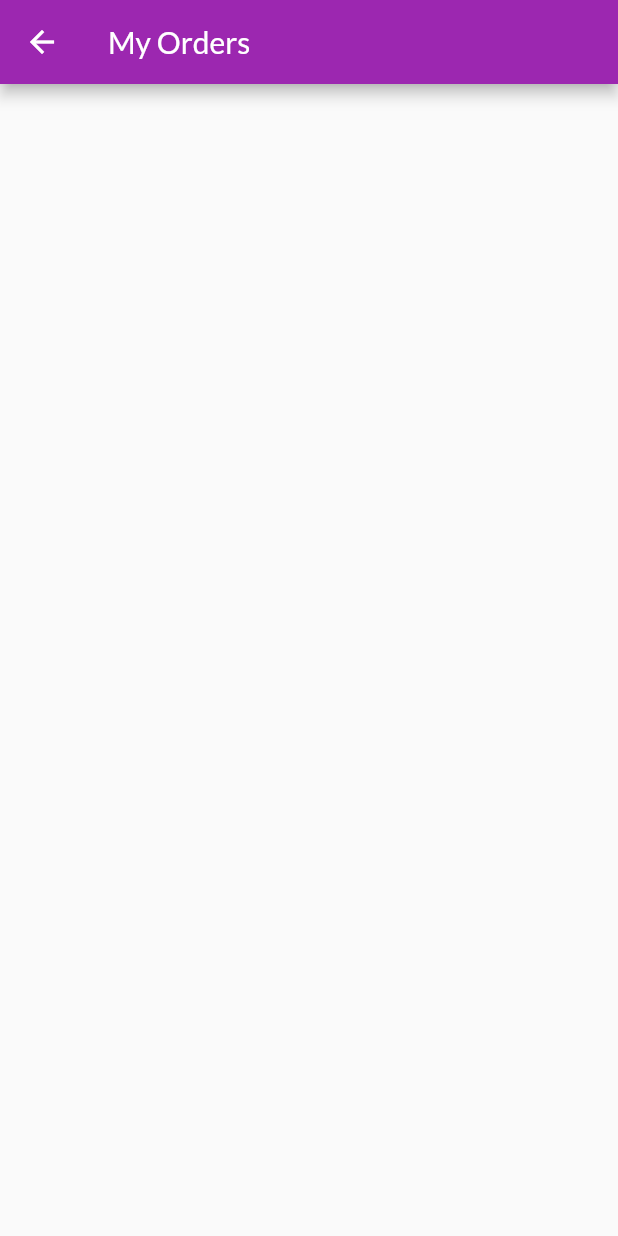
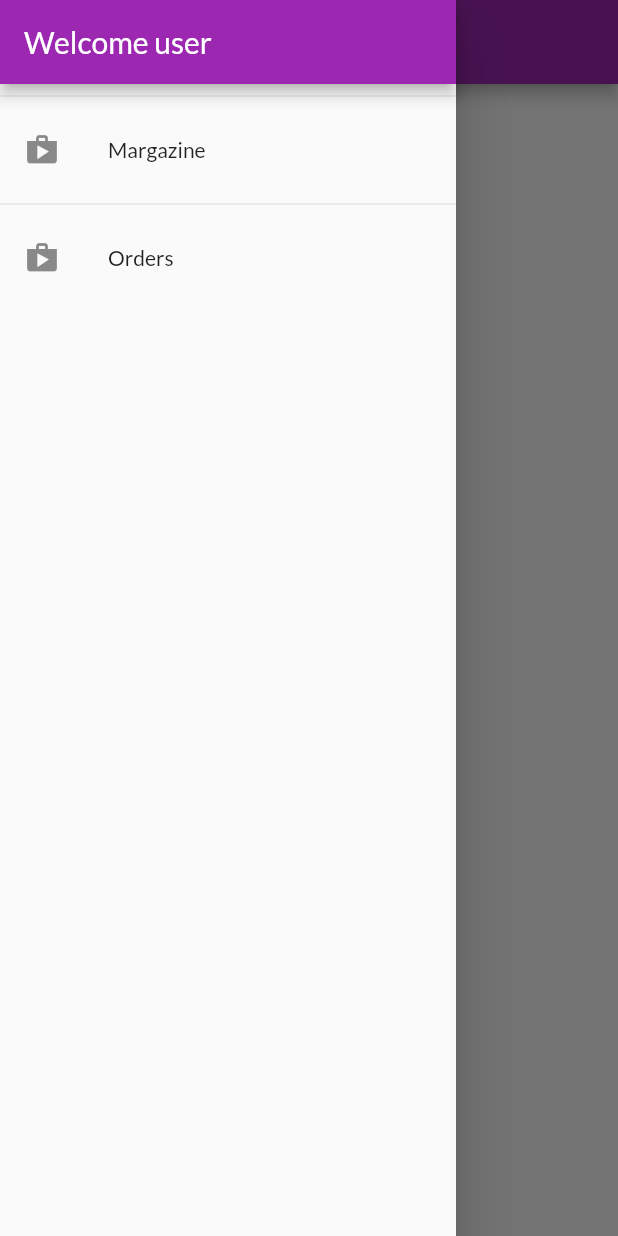
Before and after one commit to IsmaelCardoso/shop_exemple_flutter_state_management, a Flutter app: the OrdersScreen screen opened by its route, with the side drawer open (before the commit the screen has no drawer), on a phone screen of 412 x 824 dp. Run offline on Flutter 3.47's test engine with Material 2 defaults, Android fonts, the phone set to English and light mode, and no system bars; network calls fail.

Commit message:
chore(main, app_drawer.widget and products_overview.screen): navegating with drawer

```diff
--- a/lib/main.dart
+++ b/lib/main.dart
@@ -36,8 +36,9 @@ class MyApp extends StatelessWidget {
           accentColor: Colors.deepOrange,
           fontFamily: 'Lato',
         ),
-        home: ProductOverviewScreen(),
+        // home: ProductOverviewScreen(),
         routes: {
+          AppRoutes.HOME: (context) => ProductOverviewScreen(),
           AppRoutes.PRODUCT_DETAIL: (context) => ProductDetailScreen(),
           AppRoutes.CART: (context) => CartScreen(),
           AppRoutes.ORDERS: (context) => OrdersScreen(),
--- a/lib/views/orders.screen.dart
+++ b/lib/views/orders.screen.dart
@@ -1,4 +1,5 @@
 import 'package:flutter/material.dart';
+import '../widgets/app_drawer.widget.dart';
 
 class OrdersScreen extends StatelessWidget {
   @override
@@ -7,6 +8,7 @@ class OrdersScreen extends StatelessWidget {
       appBar: AppBar(
         title: Text("My Orders"),
       ),
+      drawer: AppDrawerWidget(),
     );
   }
 }
--- a/lib/views/products_overview.screen.dart
+++ b/lib/views/products_overview.screen.dart
@@ -3,6 +3,7 @@ import 'package:provider/provider.dart';
 
 import '../widgets/badge.widget.dart';
 import '../widgets/product_grid.widget.dart';
+import '../widgets/app_drawer.widget.dart';
 
 import '../providers/cart.provider.dart';
 
@@ -68,6 +69,7 @@ class _ProductOverviewScreenState extends State<ProductOverviewScreen> {
         ],
       ),
       body: ProductGridWidget(_showFavoriteOnly),
+      drawer: AppDrawerWidget(),
     );
   }
 }
--- /dev/null
+++ b/lib/widgets/app_drawer.widget.dart
@@ -0,0 +1,34 @@
+import 'package:flutter/material.dart';
+import 'package:shop_exemple_flutter_state_management/util/app.routes.dart';
+
+class AppDrawerWidget extends StatelessWidget {
+  @override
+  Widget build(BuildContext context) {
+    return Drawer(
+      child: Column(
+        children: [
+          AppBar(
+            title: Text('Welcome user'),
+            automaticallyImplyLeading: false,
+          ),
+          Divider(),
+          ListTile(
+            leading: Icon(Icons.shop),
+            title: Text('Margazine'),
+            onTap: () {
+              Navigator.of(context).pushReplacementNamed(AppRoutes.HOME);
+            },
+          ),
+          Divider(),
+          ListTile(
+            leading: Icon(Icons.shop),
+            title: Text('Orders'),
+            onTap: () {
+              Navigator.of(context).pushReplacementNamed(AppRoutes.ORDERS);
+            },
+          ),
+        ],
+      ),
+    );
+  }
+}
```
